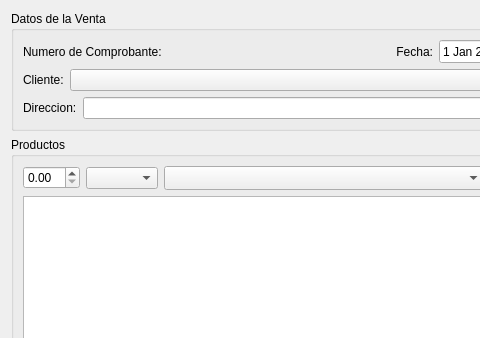
Above: plugins/ventas/FormAgregarVentaBase.ui from tranfuga25s/gestotux before the change; both pictures show x 0 to 480 and y 0 to 338 of the 594 by 567 pixel window. Below: the same form after it.
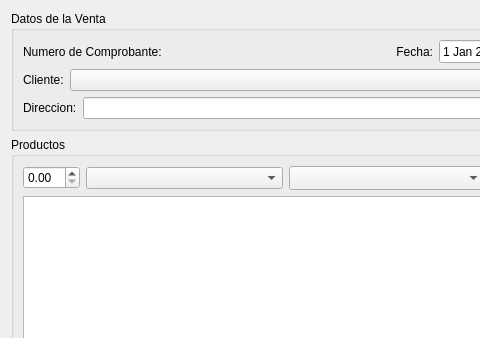
That is the form after the change. Custom widgets are drawn as their Qt base class.

Commit message: Arreglado ancho de combo box de proveedor en la vista de facturas.

Patch:
```diff
--- a/plugins/ventas/FormAgregarVentaBase.ui
+++ b/plugins/ventas/FormAgregarVentaBase.ui
@@ -114,7 +114,14 @@
          <widget class="EDSBPrecio" name="DSBCant"/>
         </item>
         <item>
-         <widget class="ECBProveedor" name="CBProveedor"/>
+         <widget class="ECBProveedor" name="CBProveedor">
+          <property name="sizePolicy">
+           <sizepolicy hsizetype="MinimumExpanding" vsizetype="Fixed">
+            <horstretch>0</horstretch>
+            <verstretch>0</verstretch>
+           </sizepolicy>
+          </property>
+         </widget>
         </item>
         <item>
          <widget class="ECBProductos" name="CBProducto">
```
